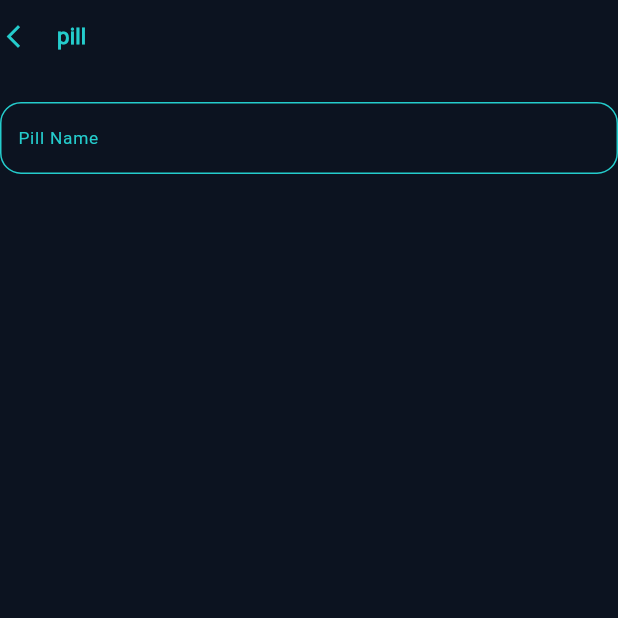
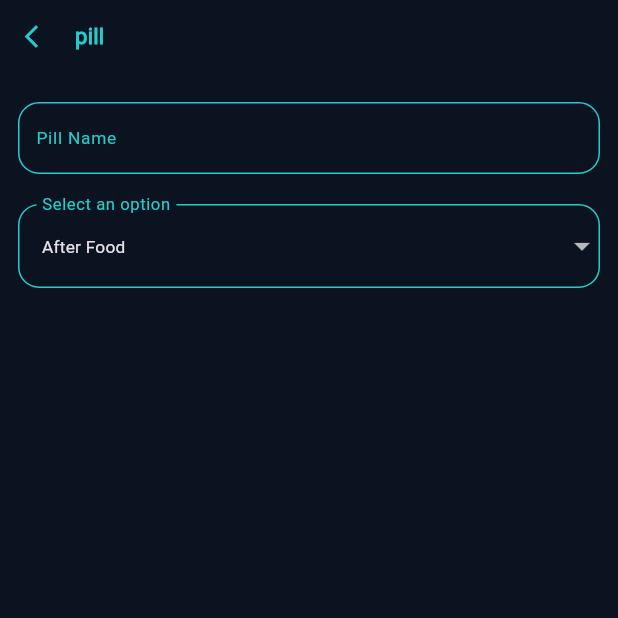
Before and after one commit to AliKamar34/MediMood, a Flutter app: the EditPillViewBody screen opened directly, on a phone screen of 412 x 824 dp, the top half of it. Run offline on Flutter 3.47's test engine with Material 3 defaults, Android fonts, the light colour scheme and no system bars; our stand-ins replace flutter_svg, font_awesome_flutter, go_router, google_nav_bar.

Commit message:
create custom drop down

```diff
--- /dev/null
+++ b/lib/features/home/presentation/views/widgets/custom_drop_down.dart
@@ -0,0 +1,48 @@
+import 'package:flutter/material.dart';
+import 'package:new_app/core/utils/app_text_style.dart';
+import 'package:new_app/core/utils/colors_asset_data.dart';
+
+class CustomDropDown extends StatelessWidget {
+  const CustomDropDown({
+    super.key,
+  });
+
+  @override
+  Widget build(BuildContext context) {
+    return DropdownButtonFormField(
+      decoration: InputDecoration(
+        labelText: 'Select an option',
+        labelStyle: AppTextStyle.styleRegular18(context).copyWith(
+          color: ColorsAssetData.primaryColor,
+        ),
+        enabledBorder: buildBorder(),
+        focusedBorder: buildBorder(),
+      ),
+      value: 'After Food',
+      items: [
+        'Before Food',
+        'After Food',
+      ].map<DropdownMenuItem<String>>((String value) {
+        return DropdownMenuItem<String>(
+          value: value,
+          child: Text(
+            value,
+            style: AppTextStyle.styleRegular14(context),
+          ),
+        );
+      }).toList(),
+      onChanged: (String? newValue) {},
+    );
+  }
+
+  OutlineInputBorder buildBorder() {
+    return OutlineInputBorder(
+      borderRadius: BorderRadius.circular(14),
+      borderSide: const BorderSide(
+        width: 1,
+        style: BorderStyle.solid,
+        color: ColorsAssetData.primaryColor,
+      ),
+    );
+  }
+}
--- /dev/null
+++ b/lib/features/home/presentation/views/widgets/custom_text_field.dart
@@ -0,0 +1,34 @@
+import 'package:flutter/material.dart';
+import 'package:new_app/core/utils/app_text_style.dart';
+import 'package:new_app/core/utils/colors_asset_data.dart';
+
+class CustomTextField extends StatelessWidget {
+  const CustomTextField({super.key});
+
+  @override
+  Widget build(BuildContext context) {
+    return TextField(
+      cursorColor: ColorsAssetData.primaryColor,
+      decoration: InputDecoration(
+        labelText: 'Pill Name',
+        labelStyle: AppTextStyle.styleRegular14(context)
+            .copyWith(color: ColorsAssetData.primaryColor),
+        hoverColor: ColorsAssetData.primaryColor,
+        contentPadding: const EdgeInsets.all(8),
+        enabledBorder: buildBorder(),
+        focusedBorder: buildBorder(),
+      ),
+    );
+  }
+
+  OutlineInputBorder buildBorder() {
+    return OutlineInputBorder(
+      borderRadius: BorderRadius.circular(14),
+      borderSide: const BorderSide(
+        width: 1,
+        style: BorderStyle.solid,
+        color: ColorsAssetData.primaryColor,
+      ),
+    );
+  }
+}
--- a/lib/features/home/presentation/views/widgets/edit_pill_view_body.dart
+++ b/lib/features/home/presentation/views/widgets/edit_pill_view_body.dart
@@ -1,6 +1,8 @@
 import 'package:flutter/material.dart';
 import 'package:new_app/core/utils/app_text_style.dart';
 import 'package:new_app/core/utils/colors_asset_data.dart';
+import 'package:new_app/features/home/presentation/views/widgets/custom_drop_down.dart';
+import 'package:new_app/features/home/presentation/views/widgets/custom_text_field.dart';
 import 'package:new_app/features/home/presentation/views/widgets/edit_pill_app_bar.dart';
 
 class EditPillViewBody extends StatelessWidget {
@@ -8,40 +10,25 @@ class EditPillViewBody extends StatelessWidget {
 
   @override
   Widget build(BuildContext context) {
-    return Scaffold(
+    return const Scaffold(
       body: SafeArea(
-        child: Column(
-          children: [
-            const EditPillAppBar(),
-            const SizedBox(
-              height: 20,
-            ),
-            TextField(
-              cursorColor: ColorsAssetData.primaryColor,
-              decoration: InputDecoration(
-                labelText: 'Pill Name',
-                labelStyle: AppTextStyle.styleRegular14(context)
-                    .copyWith(color: ColorsAssetData.primaryColor),
-                hoverColor: ColorsAssetData.primaryColor,
-                contentPadding: const EdgeInsets.all(8),
-                enabledBorder: buildBorder(),
-                focusedBorder: buildBorder(),
+        child: Padding(
+          padding: EdgeInsets.symmetric(horizontal: 12),
+          child: Column(
+            children: [
+              EditPillAppBar(),
+              SizedBox(
+                height: 20,
               ),
-            ),
-          ],
+              CustomTextField(),
+              SizedBox(
+                height: 20,
+              ),
+              CustomDropDown(),
+            ],
+          ),
         ),
       ),
     );
   }
-
-  OutlineInputBorder buildBorder() {
-    return OutlineInputBorder(
-      borderRadius: BorderRadius.circular(14),
-      borderSide: const BorderSide(
-        width: 1,
-        style: BorderStyle.solid,
-        color: ColorsAssetData.primaryColor,
-      ),
-    );
-  }
 }
```
